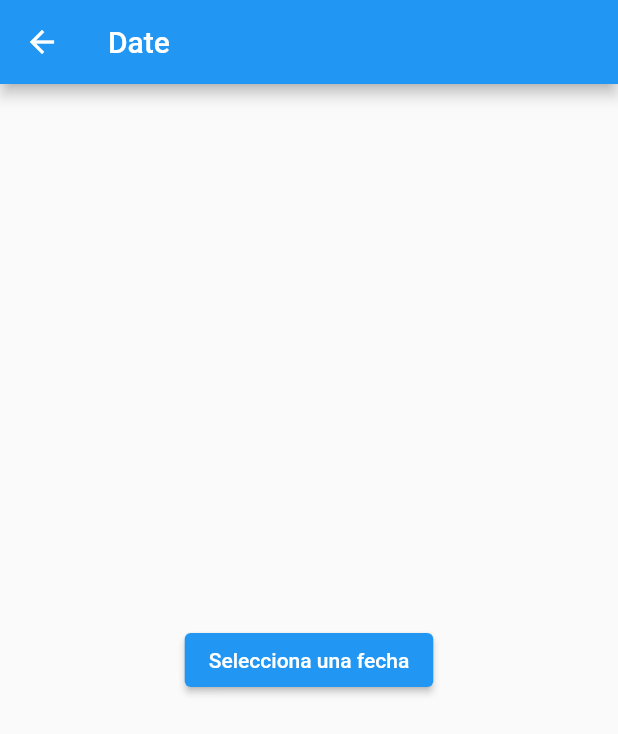
After one commit to Serphp/DayApp, a Flutter app: the Date screen opened directly, on a phone screen of 412 x 824 dp. The commit adds this screen. Shown: the top 734 px of the screen. Run offline on Flutter 3.47's test engine with Material 2 defaults, Android fonts, the phone set to English and light mode, and no system bars.

Commit message:
[Update] Calculator & Age calculation

```diff
--- /dev/null
+++ b/lib/date.dart
@@ -0,0 +1,92 @@
+// ignore_for_file: library_private_types_in_public_api
+
+import 'package:flutter/material.dart';
+import 'package:intl/intl.dart';
+
+class Date extends StatefulWidget {
+  const Date({Key? key}) : super(key: key);
+
+  @override
+  _DateState createState() => _DateState();
+}
+
+class _DateState extends State<Date> {
+  late DateTime _selectedDate;
+  int? _age;
+
+  @override
+  void initState() {
+    super.initState();
+    // Inicializa el valor de _selectedDate a la fecha actual
+    _selectedDate = DateTime.now();
+  }
+
+  // Función que se ejecuta cuando el usuario selecciona una fecha
+  Future<void> _selectDate(BuildContext context) async {
+    final DateTime? pickedDate = await showDatePicker(
+      context: context,
+      initialDate: _selectedDate,
+      firstDate: DateTime(1900),
+      lastDate: DateTime.now(),
+    );
+    if (pickedDate != null && pickedDate != _selectedDate) {
+      setState(() {
+        _selectedDate = pickedDate;
+        _age = _calculateAge(pickedDate);
+      });
+    }
+  }
+
+  // Función para calcular la edad a partir de una fecha de nacimiento
+  int _calculateAge(DateTime birthdate) {
+    final now = DateTime.now();
+    int age = now.year - birthdate.year;
+    if (now.month < birthdate.month ||
+        (now.month == birthdate.month && now.day < birthdate.day)) {
+      age--;
+    }
+    return age;
+  }
+
+  @override
+  Widget build(BuildContext context) {
+    return Scaffold(
+      appBar: AppBar(
+        title: const Text('Date'),
+      ),
+      body: Center(
+        child: Column(
+          mainAxisAlignment: MainAxisAlignment.center,
+          children: [
+            ElevatedButton(
+              onPressed: () => _selectDate(context),
+              child: const Text('Selecciona una fecha'),
+            ),
+            if (_age != null)
+              Column(
+                children: [
+                  const SizedBox(height: 20),
+                  Text('Tu edad es $_age años'),
+                  const SizedBox(height: 20),
+                  const Text('Resumen de tu vida:'),
+                  const SizedBox(height: 10),
+                  Text(
+                      'Naciste en ${DateFormat.yMMMMd().format(_selectedDate)}'),
+                  const SizedBox(height: 10),
+                  Text('Has vivido $_age años'),
+                  const SizedBox(height: 10),
+                  Text('Y eso es aproximadamente ${_age! * 365} días'),
+                  const SizedBox(height: 10),
+                  Text('O ${_age! * 12} meses'),
+                  const SizedBox(height: 10),
+                  Text('O ${_age! * 52} semanas'),
+                  const SizedBox(height: 10),
+                  Text('O ${_age! * 365 * 24} horas'),
+                ],
+              ),
+          ],
+        ),
+      ),
+    );
+  }
+}
--- a/pubspec.yaml
+++ b/pubspec.yaml
@@ -35,6 +35,7 @@ dependencies:
   # The following adds the Cupertino Icons font to your application.
   # Use with the CupertinoIcons class for iOS style icons.
   cupertino_icons: ^1.0.2
+  intl: ^0.18.1
 
 dev_dependencies:
   flutter_test:
```
Also changed, not shown: lib/main.dart (+167 -12 lines), pubspec.lock.
